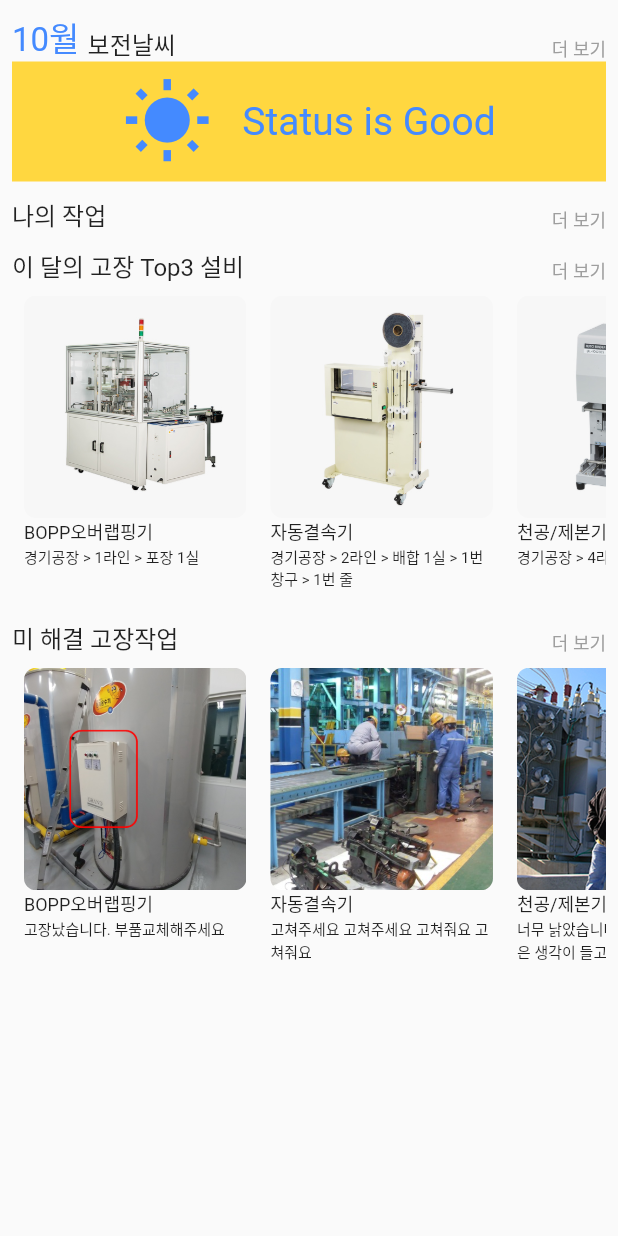
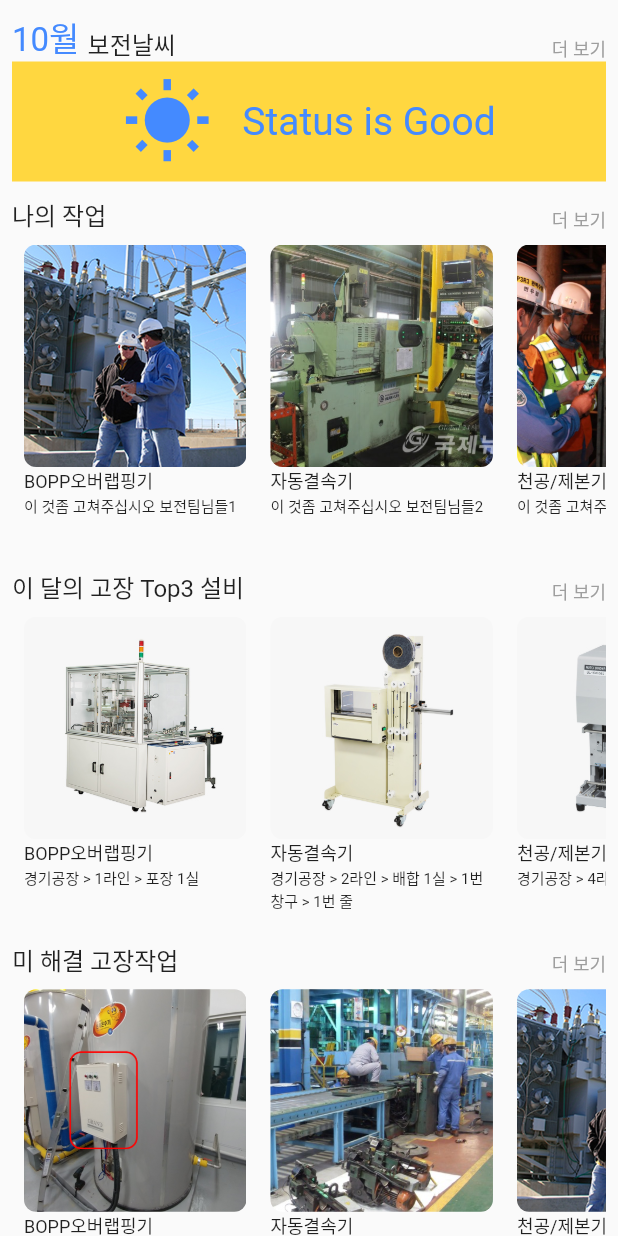
Before and after one commit to JWHAPO/simple_cmms_demo, a Flutter app: the HomePage widget shown alone on an empty page, opened directly, on a phone screen of 412 x 824 dp. Run offline on Flutter 3.47's test engine with Material 2 defaults, Android fonts, the phone set to English and light mode, and no system bars; Roboto replaces fonts that are missing (NotoSans-bold, NotoSans-thin).

Commit message:
add myWork section

```diff
--- a/lib/ui/home.dart
+++ b/lib/ui/home.dart
@@ -7,6 +7,23 @@ class HomePage extends StatefulWidget {
 }
 
 class _HomePageState extends State<HomePage> {
+
+
+  final List<String> myWorkImages = [
+    'assets/images/bm3.jpg',
+    'assets/images/bm4.jpg',
+    'assets/images/bm5.jpg'
+  ];
+  final List<String> myWorkEquip = [
+    'BOPP오버랩핑기',
+    '자동결속기',
+    '천공/제본기'
+  ];
+  final List<String> myWorkDesc = [
+    '이 것좀 고쳐주십시오 보전팀님들1',
+    '이 것좀 고쳐주십시오 보전팀님들2',
+    '이 것좀 고쳐주십시오 보전팀님들3'
+  ];
 
   final List<String> breakdownEquip3Images = [
     'assets/images/eq1.jpg',
@@ -97,6 +114,7 @@ class _HomePageState extends State<HomePage> {
                 )
               ],
             ),
+            myWork3(),
             SizedBox(height: 10.0,),
             Stack(
               alignment: Alignment.bottomCenter,
@@ -162,6 +180,37 @@ class _HomePageState extends State<HomePage> {
     );
   }
 
+  Widget myWork3(){
+    return Container(
+      height: MediaQuery.of(context).size.height*0.26,
+      child: ListView.builder(
+        scrollDirection: Axis.horizontal,
+        itemCount: myWorkImages.length,
+        itemBuilder: (context, index){
+          return Padding(
+            padding: EdgeInsets.all(8.0),
+            child: Column(
+              children: <Widget>[
+                ClipRRect(
+                  borderRadius: BorderRadius.circular(8.0),
+                  child: Image.asset(myWorkImages[index],width: MediaQuery.of(context).size.height*0.18, height: MediaQuery.of(context).size.height*0.18,fit: BoxFit.cover,),
+                ),
+                SizedBox(
+                  child: Text(myWorkEquip[index], style: TextStyle(fontSize: 12, fontFamily: 'NotoSans-bold'),),
+                  width: MediaQuery.of(context).size.height*0.18,
+                ),
+                SizedBox(
+                  child: Text(myWorkDesc[index], style: TextStyle(fontSize: 10, fontFamily: 'NotoSans-thin'),),
+                  width: MediaQuery.of(context).size.height*0.18,
+                ),
+              ],
+            ),
+          );
+        },
+      ),
+    );
+  }
+
   Widget breakdownTop3Equip(){
     return Container(
       height: MediaQuery.of(context).size.height*0.26,
```
